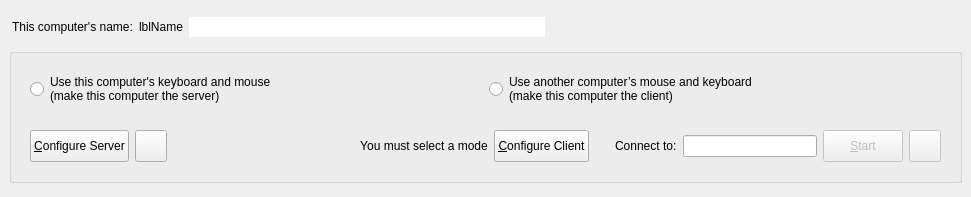
The window that src/lib/gui/MainWindow.ui (zgpbloodwolf/deskflow) describes before a commit, drawn with Qt 5.
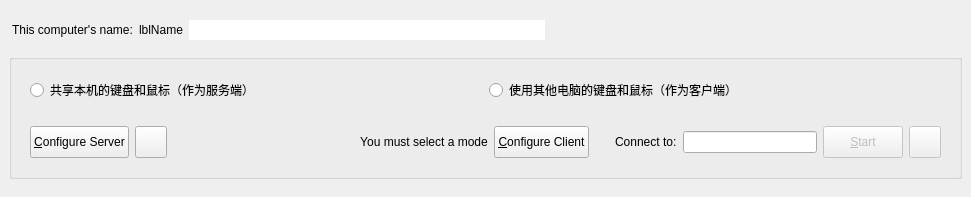
The same window after the commit. Icons and pictures are not drawn.

Commit message:
chore(gui): 本地化界面按钮文本为简体中文
将主窗口界面的服务端、客户端按钮文本替换为简体中文翻译，并更新翻译文件中的对应条目

Patch:
```diff
--- a/src/lib/gui/MainWindow.ui
+++ b/src/lib/gui/MainWindow.ui
@@ -177,8 +177,7 @@
              </sizepolicy>
             </property>
             <property name="text">
-             <string>Use this computer's keyboard and mouse
-(make this computer the server)</string>
+             <string>共享本机的键盘和鼠标（作为服务端）</string>
             </property>
            </widget>
           </item>
@@ -191,8 +190,7 @@
              </sizepolicy>
             </property>
             <property name="text">
-             <string>Use another computer’s mouse and keyboard
-(make this computer the client)</string>
+             <string>使用其他电脑的键盘和鼠标（作为客户端）</string>
             </property>
            </widget>
           </item>
```
The commit also changes 1 other file.
